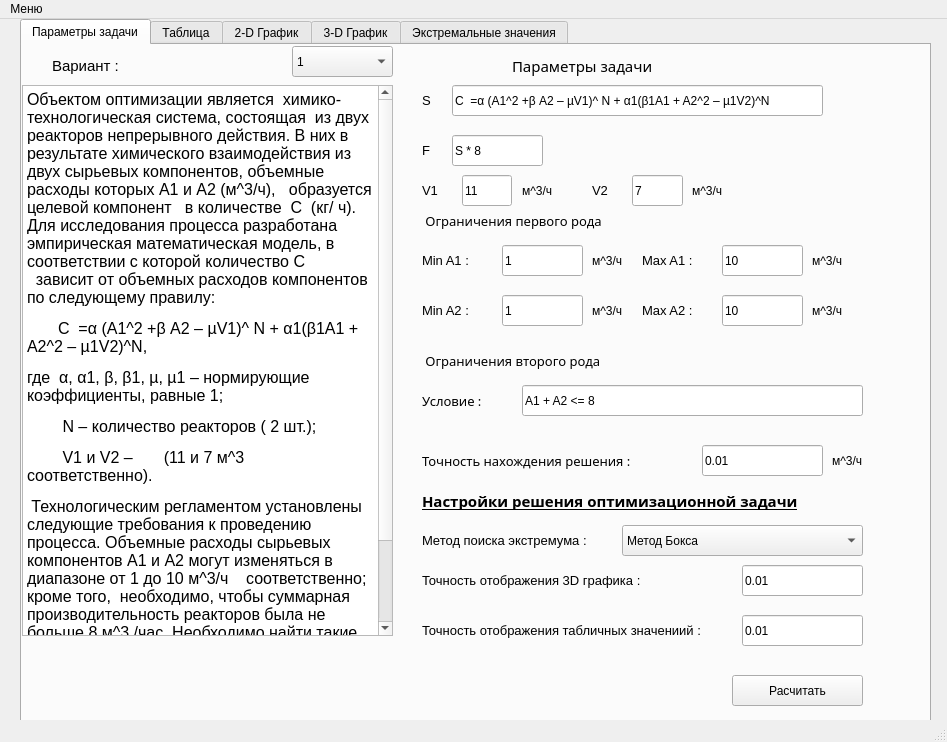
Above: optimization_methods/windows/mainWindows/userWindow1_ui.ui from iam-nii/NRS-01 before the change. Below: the same form after it.
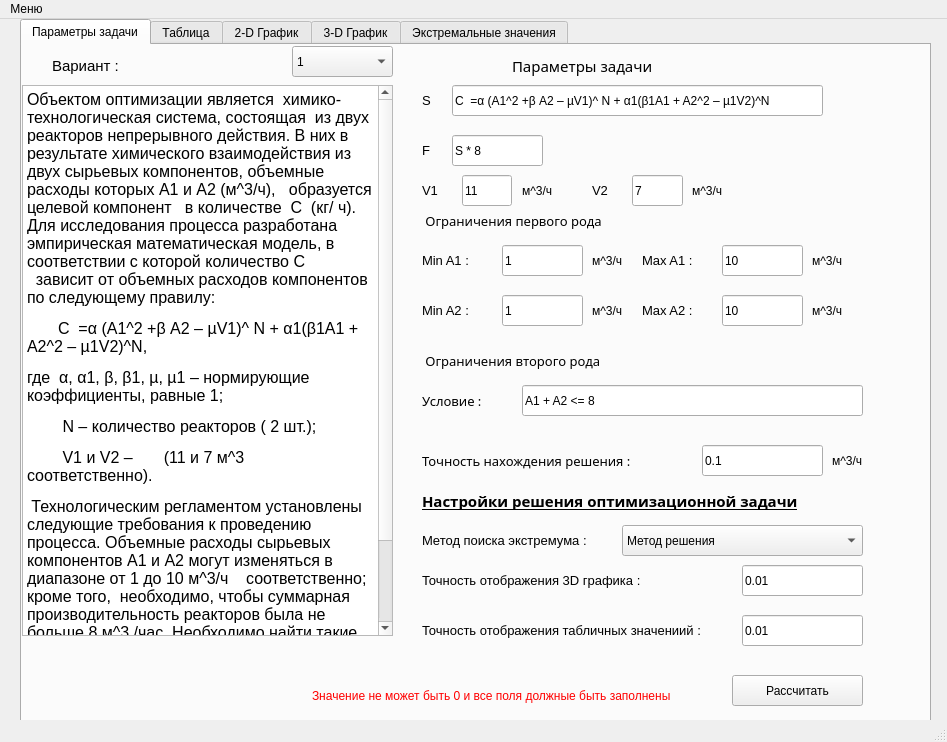
That is the form after the change.

```diff
--- a/optimization_methods/windows/mainWindows/userWindow1_ui.ui
+++ b/optimization_methods/windows/mainWindows/userWindow1_ui.ui
@@ -169,7 +169,7 @@
       </property>
       <item>
        <property name="text">
-        <string>Метод Бокса</string>
+        <string>Метод решения</string>
        </property>
       </item>
      </widget>
@@ -267,7 +267,7 @@
        </rect>
       </property>
       <property name="text">
-       <string>0.01</string>
+       <string>0.1</string>
       </property>
      </widget>
      <widget class="QLabel" name="label_27">
@@ -655,7 +655,7 @@
        </rect>
       </property>
       <property name="text">
-       <string>Расчитать</string>
+       <string>Раcсчитать</string>
       </property>
      </widget>
      <widget class="QLineEdit" name="f_txt">
@@ -690,6 +690,25 @@
        <string>F</string>
       </property>
      </widget>
+     <widget class="QLabel" name="warning_txt">
+      <property name="enabled">
+       <bool>false</bool>
+      </property>
+      <property name="geometry">
+       <rect>
+        <x>290</x>
+        <y>640</y>
+        <width>371</width>
+        <height>21</height>
+       </rect>
+      </property>
+      <property name="styleSheet">
+       <string notr="true">color:red</string>
+      </property>
+      <property name="text">
+       <string>Значение не может быть 0 и все поля должные быть заполнены</string>
+      </property>
+     </widget>
     </widget>
     <widget class="QWidget" name="table_frame">
      <attribute name="title">
```
Left out of the diff: 11 changed lines with no effect on the pictures.
